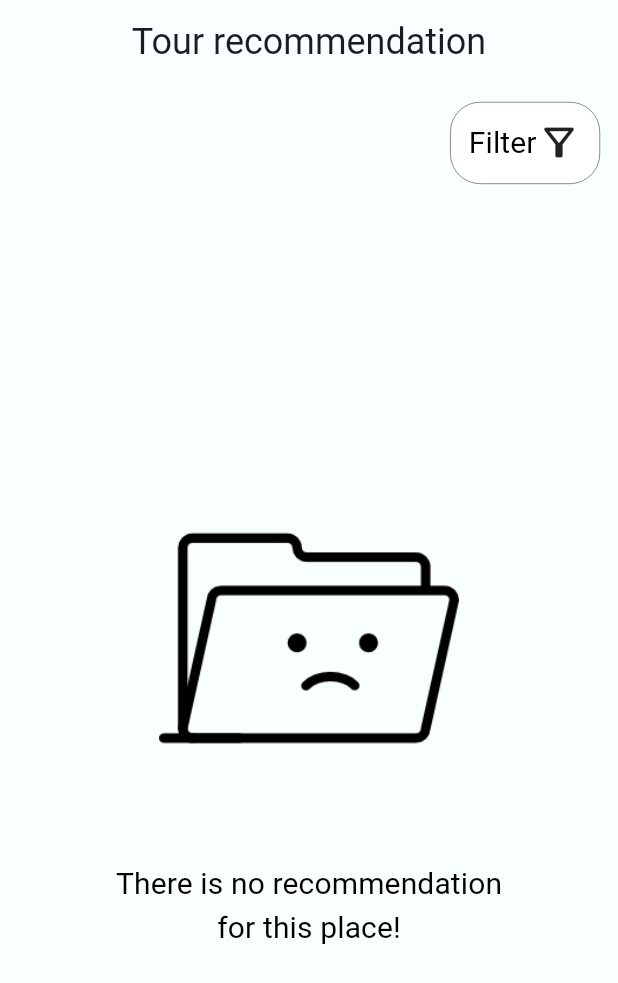
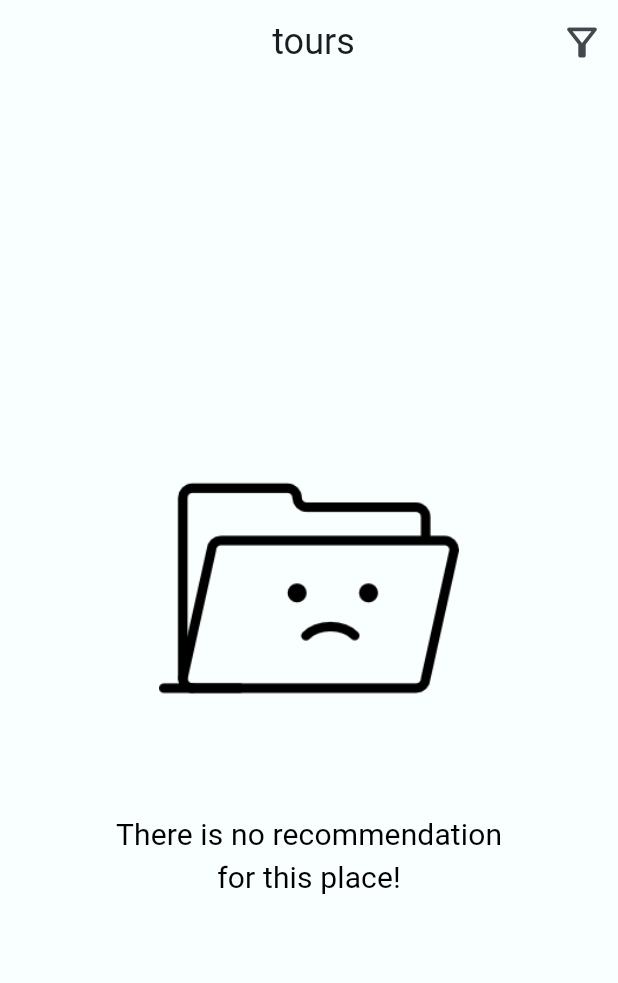
Before and after one commit to hungdungn47/travel-guide-app, a Flutter app: the TourRecommendationPage screen opened directly with empty values, on a phone screen of 412 x 824 dp. Shown: the top 983 px of the screen. Run offline on Flutter 3.47's test engine with Material 3 defaults, Android fonts, the light colour scheme and no system bars; drawn by our look-alikes of overlay_support; our stand-ins replace carousel_slider, get, get_storage, image_picker, lottie; missing offline and left inert: dart:ffi; accounts and stored records are empty.

Commit message:
Push filter button to the app bar and add destination name to app bar of tour recommendation page

```diff
--- a/lib/presentation/screens/TourRecommendation/tour_recommendation_page.dart
+++ b/lib/presentation/screens/TourRecommendation/tour_recommendation_page.dart
@@ -19,40 +19,24 @@ class TourRecommendationPage extends StatelessWidget {
     return Scaffold(
       appBar: AppBar(
         centerTitle: true,
-        title: const Text('Tour recommendation'),
+        title: Text('${Get.arguments['destination']} tours'),
+        actions: [
+          IconButton(
+              onPressed: () => {
+                showModalBottomSheet(
+                    context: context,
+                    builder: (BuildContext context) {
+                      return BottomModalMenu();
+                    },
+                    showDragHandle: true)
+              },
+              icon: const Icon(Icons.filter_alt_outlined, size: 30,)
+          )
+        ],
       ),
       body: Column(
         children: [
-          Row(
-            mainAxisAlignment: MainAxisAlignment.end,
-            children: [
-              GestureDetector(
-                onTap: () {
-                  showModalBottomSheet(
-                      context: context,
-                      builder: (BuildContext context) {
-                        return BottomModalMenu();
-                      },
-                      showDragHandle: true);
-                },
-                child: Container(
-                  margin: const EdgeInsets.all(12.0),
-                  padding: const EdgeInsets.all(12.0),
-                  decoration: BoxDecoration(
-                    color: Colors.white,
-                    borderRadius: BorderRadius.circular(20),
-                    border: Border.all(style: BorderStyle.solid, width: 0.3, color: Colors.black),
-                  ),
-                  child: Row(
-                    children: [
-                      Text('Filter', style: Theme.of(context).textTheme.titleSmall,),
-                      const Icon(Icons.filter_alt_outlined, size: 30,)
-                    ],
-                  ),
-                ),
-              ),
-            ],
-          ),
+          const SizedBox(height: 12),
           Expanded(
             child: FutureBuilder<void>(
               future: _controller.fetchToursOfDestination(Get.arguments['destination']),
```
